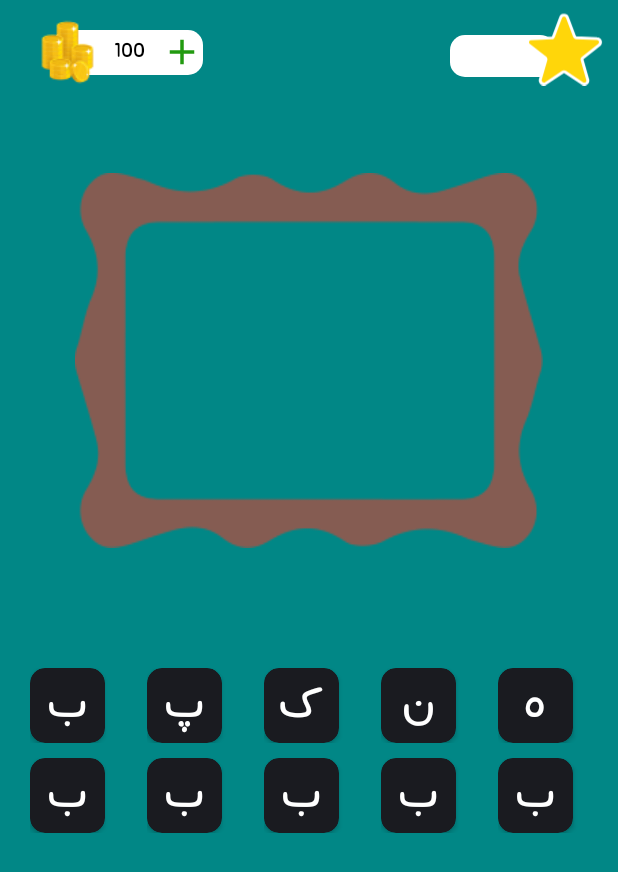
After one commit to sinaata25/hezarghab, an Android app: the Game screen opened directly, with no data from a screen before it, on a phone screen of 412 x 824 dp. The commit adds this screen. Shown: the top 872 px of the screen. Run offline under Robolectric (Android 15) with nearby library versions, the phone set to English and light mode, and no system bars; our stand-ins replace Volley; libraries missing offline, so code that uses them is left out: com.mackhartley.roundedprogressbar; network calls fail; 1 statement that could not run was skipped.

Commit message:
creating game...

```diff
--- a/app/build.gradle
+++ b/app/build.gradle
@@ -34,8 +34,10 @@ dependencies {
     implementation 'androidx.constraintlayout:constraintlayout:2.1.4'
     implementation"com.tbuonomo:dotsindicator:4.3"
     implementation 'com.android.volley:volley:1.2.1'
+    implementation "com.airbnb.android:lottie:3.4.0"
     implementation 'com.squareup.picasso:picasso:2.8'
     implementation 'com.github.MackHartley:RoundedProgressBar:3.0.0'
+    implementation 'androidx.gridlayout:gridlayout:1.0.0'
     testImplementation 'junit:junit:4.13.2'
     androidTestImplementation 'androidx.test.ext:junit:1.1.3'
     androidTestImplementation 'androidx.test.espresso:espresso-core:3.4.0'
--- a/app/src/main/AndroidManifest.xml
+++ b/app/src/main/AndroidManifest.xml
@@ -16,6 +16,9 @@
         android:theme="@style/Theme.Hezarghab"
         android:usesCleartextTraffic="true"
         tools:targetApi="31">
+        <activity
+            android:name=".Game"
+            android:exported="false" />
         <activity
             android:name=".LevelItems"
             android:exported="false" />
--- /dev/null
+++ b/app/src/main/java/ataei/sina/hezarghab/Game.java
@@ -0,0 +1,38 @@
+package ataei.sina.hezarghab;
+
+import androidx.appcompat.app.AppCompatActivity;
+
+import android.os.Bundle;
+import android.widget.GridView;
+
+import java.util.ArrayList;
+import java.util.List;
+
+import ataei.sina.hezarghab.adapters.GridAdapter;
+
+public class Game extends AppCompatActivity {
+        GridAdapter gridAdapter;
+        GridView gridView;
+    @Override
+    protected void onCreate(Bundle savedInstanceState) {
+        super.onCreate(savedInstanceState);
+        setContentView(R.layout.game);
+        setUpViews();
+        sets();
+    }
+
+    private void sets() {
+        List<String >list=new ArrayList<>();
+        list.add("ب");list.add("پ");list.add("ک");list.add("ن");list.add("ه");
+        list.add("ب");list.add("ب");list.add("ب");list.add("ب");
+        list.add("ب");
+
+
+        gridAdapter=new GridAdapter(list,getApplicationContext());
+        gridView.setAdapter(gridAdapter);
+    }
+
+    private void setUpViews() {
+        gridView=findViewById(R.id.gridview_gozine);
+    }
+}
--- /dev/null
+++ b/app/src/main/java/ataei/sina/hezarghab/adapters/GridAdapter.java
@@ -0,0 +1,72 @@
+package ataei.sina.hezarghab.adapters;
+
+import android.content.Context;
+import android.view.LayoutInflater;
+import android.view.View;
+import android.view.ViewGroup;
+import android.widget.BaseAdapter;
+import android.widget.ImageView;
+import android.widget.TextView;
+
+import java.util.List;
+
+import ataei.sina.hezarghab.R;
+
+public class GridAdapter extends BaseAdapter {
+
+    private Context context;
+   // private final String[] mobileValues;
+    List<String>list;
+
+
+
+    public GridAdapter(List<String>list,Context context){
+        this.context=context;
+        this.list=list;
+    }
+
+    @Override
+    public View getView(int position, View convertView, ViewGroup parent) {
+
+        LayoutInflater inflater = (LayoutInflater) context.getSystemService(Context.LAYOUT_INFLATER_SERVICE);
+
+        View gridView;
+
+        if (convertView == null) {
+
+            gridView = new View(context);
+
+            // get layout from mobile.xml
+            gridView = inflater.inflate(R.layout.gozine, null);
+
+            // set value into textview
+            TextView textView = (TextView) gridView.findViewById(R.id.textview_gozine);
+            textView.setText(list.get(position));
+
+
+
+        } else {
+            gridView = (View) convertView;
+        }
+
+        return gridView;
+    }
+
+
+    @Override
+    public int getCount() {
+        return list.size();
+    }
+
+    @Override
+    public Object getItem(int position) {
+        return list.get(position);
+    }
+
+    @Override
+    public long getItemId(int position) {
+        return 0;
+    }
+
+
+}
--- /dev/null
+++ b/app/src/main/res/layout/game.xml
@@ -0,0 +1,97 @@
+<?xml version="1.0" encoding="utf-8"?>
+<androidx.constraintlayout.widget.ConstraintLayout xmlns:android="http://schemas.android.com/apk/res/android"
+    xmlns:app="http://schemas.android.com/apk/res-auto"
+    xmlns:tools="http://schemas.android.com/tools"
+    android:layout_width="match_parent"
+    android:background="@color/teal_700"
+    android:layout_height="match_parent"
+    tools:context=".Game">
+
+    <RelativeLayout
+        android:id="@+id/relativeLayout2"
+        android:layout_width="match_parent"
+        android:layout_height="wrap_content"
+        android:layout_marginHorizontal="10dp"
+        app:layout_constraintEnd_toEndOf="parent"
+        app:layout_constraintStart_toStartOf="parent"
+        app:layout_constraintTop_toTopOf="parent">
+
+        <TextView
+            android:id="@+id/coin_field_levels"
+            android:layout_width="100dp"
+            android:layout_height="30dp"
+            android:layout_marginLeft="25dp"
+            android:layout_marginTop="20dp"
+            android:background="@drawable/whitefield"
+            android:drawableRight="@drawable/ic_baseline_add_24"
+            android:drawablePadding="10dp"
+            android:fontFamily="@font/hekayat"
+            android:gravity="center"
+            android:paddingLeft="40dp"
+            android:text="100"
+            android:textColor="@color/black"
+            android:textSize="20dp" />
+
+        <ImageView
+            android:id="@+id/heart_icon"
+            android:layout_width="55dp"
+            android:layout_height="55dp"
+            android:layout_marginLeft="7dp"
+            android:layout_marginTop="9dp"
+            android:src="@mipmap/coin" />
+
+        <TextView
+            android:id="@+id/star_field"
+            android:layout_width="70dp"
+            android:layout_height="28dp"
+            android:layout_marginLeft="290dp"
+            android:layout_marginTop="23dp"
+            android:background="@drawable/whitefield"
+            android:fontFamily="@font/hekayat" />
+
+        <ImageView
+            android:id="@+id/star_icon"
+            android:layout_width="65dp"
+            android:layout_height="65dp"
+            android:layout_marginStart="340dp"
+
+            android:src="@drawable/ic_star" />
+    </RelativeLayout>
+
+
+    <LinearLayout
+        android:id="@+id/linearLayout4"
+        android:layout_width="match_parent"
+        android:layout_height="250dp"
+        android:layout_marginHorizontal="50dp"
+        android:layout_marginTop="50dp"
+        android:background="@mipmap/frame"
+        app:layout_constraintEnd_toEndOf="parent"
+        app:layout_constraintStart_toStartOf="parent"
+        app:layout_constraintTop_toBottomOf="@+id/relativeLayout2">
+
+        <ImageView
+            android:layout_width="match_parent"
+            android:layout_height="match_parent"
+            android:layout_margin="40dp" />
+    </LinearLayout>
+
+    <GridView
+        android:layout_width="match_parent"
+        android:layout_height="300dp"
+        android:layout_marginTop="1dp"
+        android:orientation="horizontal"
+        android:numColumns="5"
+        android:listSelector="#00000000"
+        android:gravity="center"
+        android:layout_marginLeft="20dp"
+        android:id="@+id/gridview_gozine"
+        android:verticalSpacing="10dp"
+        android:clipToPadding="false"
+        app:layout_constraintBottom_toBottomOf="parent"
+        app:layout_constraintEnd_toEndOf="parent"
+        app:layout_constraintStart_toStartOf="parent"
+        app:layout_constraintTop_toBottomOf="@+id/linearLayout4" />
+
+
+</androidx.constraintlayout.widget.ConstraintLayout>
--- /dev/null
+++ b/app/src/main/res/layout/gozine.xml
@@ -0,0 +1,32 @@
+<?xml version="1.0" encoding="utf-8"?>
+<LinearLayout xmlns:android="http://schemas.android.com/apk/res/android"
+    android:layout_width="wrap_content"
+    android:layout_height="wrap_content"
+    android:layout_margin="10dp"
+    xmlns:app="http://schemas.android.com/apk/res-auto">
+<androidx.cardview.widget.CardView
+    android:layout_width="50dp"
+    android:id="@+id/card_gozine"
+     app:cardCornerRadius="10dp"
+    android:layout_height="50dp">
+    <LinearLayout
+        android:layout_width="match_parent"
+        android:layout_height="match_parent">
+        <TextView
+            android:layout_width="match_parent"
+            android:id="@+id/textview_gozine"
+            android:fontFamily="@font/hekayat"
+            android:text="ب"
+            android:textColor="@color/white"
+            android:gravity="center"
+            android:textSize="40dp"
+            android:layout_height="match_parent">
+
+
+        </TextView>
+    </LinearLayout>
+</androidx.cardview.widget.CardView>
+
+
+
+</LinearLayout>
--- a/app/src/main/res/values/strings.xml
+++ b/app/src/main/res/values/strings.xml
@@ -19,5 +19,6 @@
     <string name="harim">حریم خصوصی</string>
     <string name="username">نام کاربری</string>
     <string name="edit">ویرایش</string>
+    <string name="wait">کمی صبر کنید...</string>
 
 </resources>
```
Also changed, not shown: app/src/main/java/ataei/sina/hezarghab/Levels.java (+7 -0 lines), app/src/main/java/ataei/sina/hezarghab/adapters/RecyclerLevelsItemAdapter.java (+9 -0 lines), app/src/main/res/layout/levels.xml (+63 -0 lines), app/src/main/res/layout/wait.xml (added, +35 -0 lines), app/src/main/res/raw/load.json (added, +1 -0 lines), app/src/main/res/mipmap-xxhdpi/frame.png (added), 4 other files.
